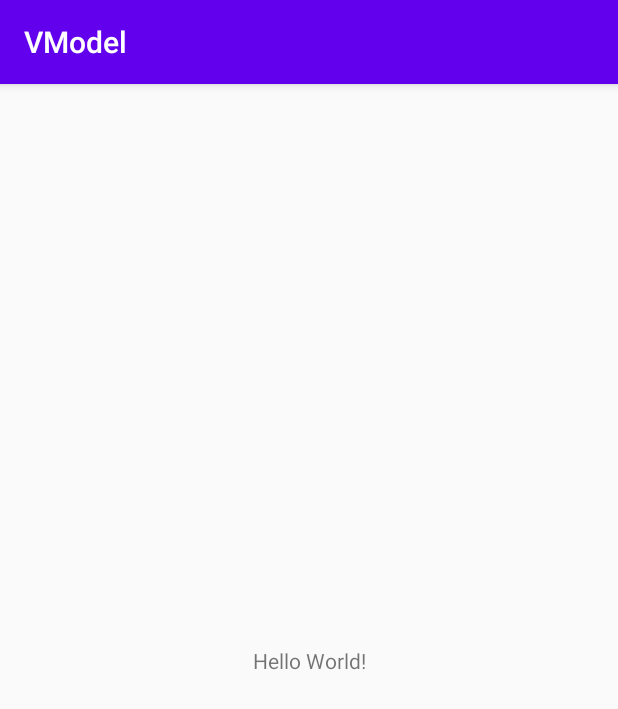
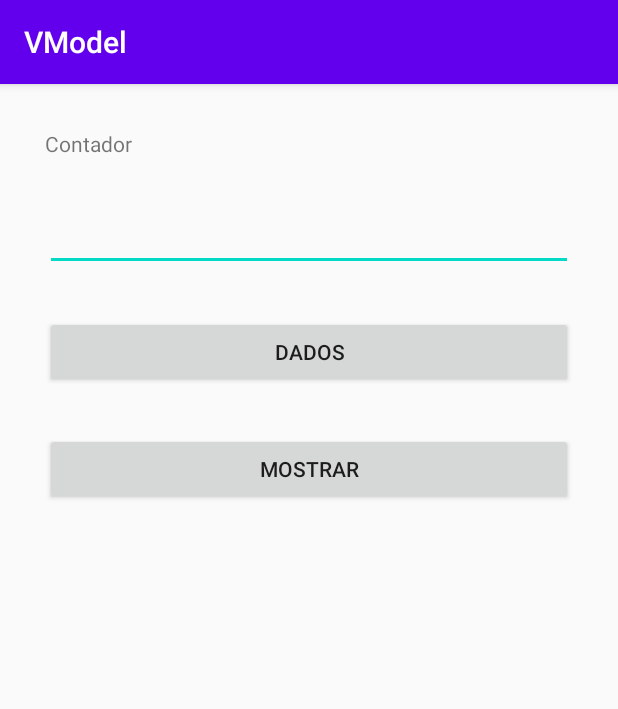
Before and after one commit to Lubrum/dio-kotlin-viewmodel-lifecycle, an Android app: the screen it shows after launch (MainActivity), on a phone screen of 412 x 824 dp. Shown: the top 709 px of the screen. Run offline under Robolectric (Android 15) with nearby library versions, the phone set to English and light mode, and no system bars.

Commit message:
Creating the layout

```diff
--- a/app/src/main/res/layout/activity_main.xml
+++ b/app/src/main/res/layout/activity_main.xml
@@ -7,12 +7,46 @@
     tools:context=".MainActivity">
 
     <TextView
-        android:layout_width="wrap_content"
+        android:id="@+id/textView"
+        android:layout_width="0dp"
         android:layout_height="wrap_content"
-        android:text="Hello World!"
-        app:layout_constraintBottom_toBottomOf="parent"
+        android:layout_marginLeft="30dp"
+        android:layout_marginTop="30dp"
+        android:layout_marginRight="30dp"
+        android:text="Contador"
         app:layout_constraintLeft_toLeftOf="parent"
         app:layout_constraintRight_toRightOf="parent"
         app:layout_constraintTop_toTopOf="parent" />
 
+    <EditText
+        android:id="@+id/txtContador"
+        android:layout_width="0dp"
+        android:layout_height="wrap_content"
+        android:layout_marginTop="30dp"
+        android:ems="10"
+        android:inputType="textPersonName"
+        app:layout_constraintEnd_toEndOf="@+id/textView"
+        app:layout_constraintStart_toStartOf="@+id/textView"
+        app:layout_constraintTop_toBottomOf="@+id/textView" />
+
+    <Button
+        android:id="@+id/btnDados"
+        android:layout_width="0dp"
+        android:layout_height="wrap_content"
+        android:layout_marginTop="30dp"
+        android:text="Dados"
+        app:layout_constraintEnd_toEndOf="@+id/txtContador"
+        app:layout_constraintStart_toStartOf="@+id/txtContador"
+        app:layout_constraintTop_toBottomOf="@+id/txtContador" />
+
+    <Button
+        android:id="@+id/btnMostrar"
+        android:layout_width="0dp"
+        android:layout_height="wrap_content"
+        android:layout_marginTop="30dp"
+        android:text="Mostrar"
+        app:layout_constraintEnd_toEndOf="@+id/btnDados"
+        app:layout_constraintStart_toStartOf="@+id/btnDados"
+        app:layout_constraintTop_toBottomOf="@+id/btnDados" />
+
 </androidx.constraintlayout.widget.ConstraintLayout>
```
